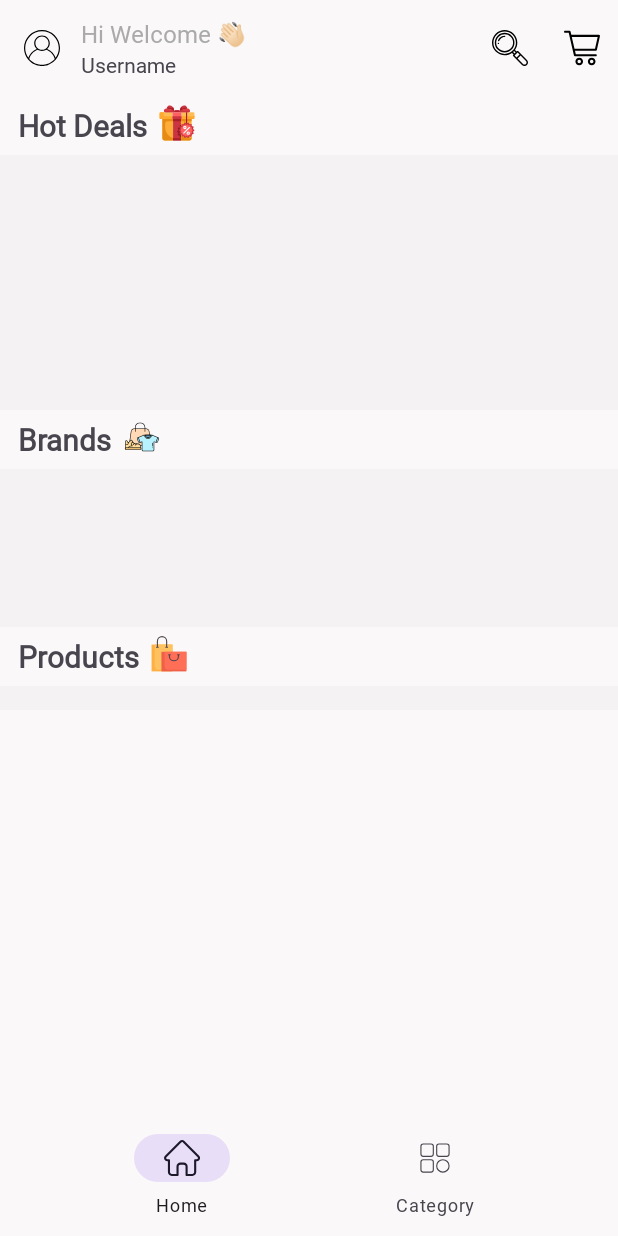
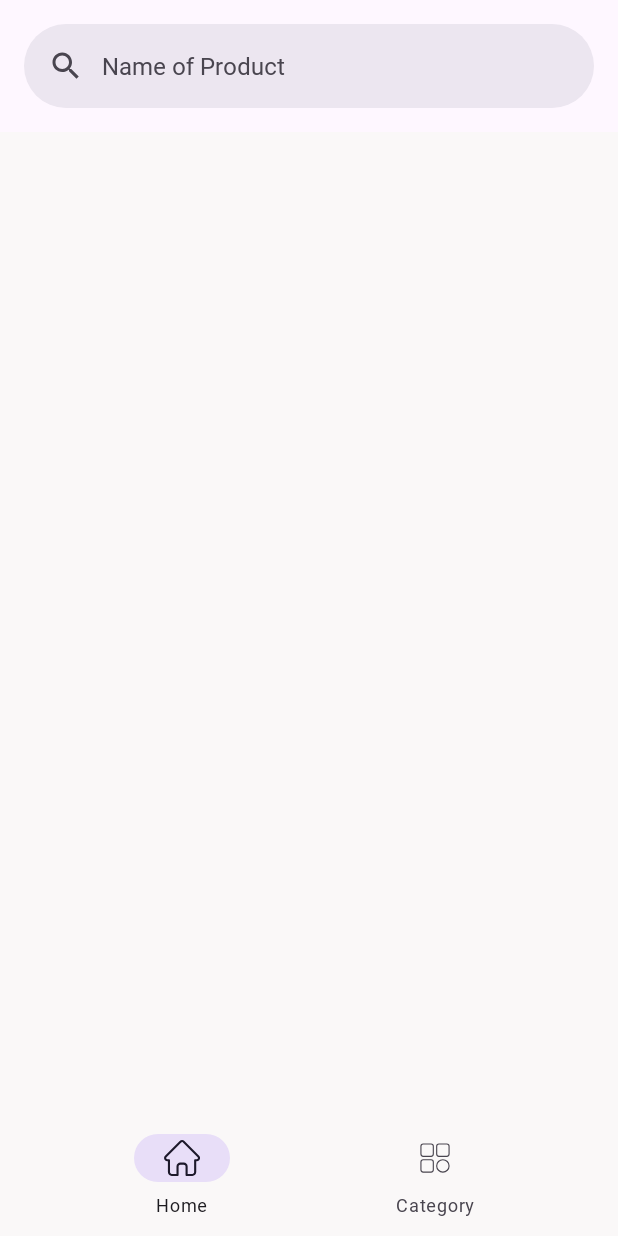
Before and after one commit to Ali-El-Sayed/Ryady, an Android app: the HomeScreen screen opened directly, with no data from a screen before it, after a tap on "Search", on a phone screen of 412 x 824 dp. Run offline under Robolectric (Android 15) with nearby library versions, the phone set to English and light mode, and no system bars; our stand-ins replace navigation-ui; pictures from the network do not load; 4 statements that could not run were skipped.

Commit message:
Search Feature

```diff
--- a/app/build.gradle.kts
+++ b/app/build.gradle.kts
@@ -98,7 +98,7 @@ dependencies {
     // Image Slider
     implementation("com.github.denzcoskun:ImageSlideshow:0.1.2")
 
-
+    implementation ("com.google.android.material:material:1.12.0")
     // === TESTING ===
     // hamcrest
     testImplementation("org.hamcrest:hamcrest-all:1.3")
--- a/app/src/main/AndroidManifest.xml
+++ b/app/src/main/AndroidManifest.xml
@@ -22,6 +22,7 @@
 
                 <category android:name="android.intent.category.LAUNCHER" />
             </intent-filter>
+
         </activity>
         <activity
             android:name=".view.screens.home.MainActivity"
--- a/app/src/main/java/com/example/ryady/view/screens/home/view/HomeScreen.kt
+++ b/app/src/main/java/com/example/ryady/view/screens/home/view/HomeScreen.kt
@@ -49,6 +49,10 @@ class HomeScreen : Fragment() {
             }
         }
 
+        binding.topAppBar.menu.getItem(0).setOnMenuItemClickListener {
+            findNavController().navigate(HomeScreenDirections.actionHomeScreenToSearchFragment())
+            true
+        }
         binding.topAppBar.menu.getItem(1).setOnMenuItemClickListener {
             findNavController().navigate(HomeScreenDirections.actionHomeScreenToCartFragment())
             true
--- a/app/src/main/java/com/example/ryady/view/screens/product/view/ProductInfoFragment.kt
+++ b/app/src/main/java/com/example/ryady/view/screens/product/view/ProductInfoFragment.kt
@@ -111,6 +111,7 @@ class ProductInfoFragment : Fragment() {
 
     private fun updateUi(productInfo : ProductByIdQuery.Product){
         val productImagesUrl : MutableList<SlideModel> = mutableListOf()
+
         productInfo.images.edges.forEach{
             productImagesUrl.add(SlideModel(imageUrl = it.node.url.toString()))
         }
@@ -121,7 +122,9 @@ class ProductInfoFragment : Fragment() {
         binding.description.text = productInfo.description
         binding.price.text = productInfo.priceRange.maxVariantPrice.amount.toString()
         binding.priceUnit.text = productInfo.priceRange.maxVariantPrice.currencyCode.toString()
+
         binding.imageSlider.setImageList(productImagesUrl)
+
         binding.imageSlider.setSlideAnimation(AnimationTypes.FOREGROUND_TO_BACKGROUND)
         val layoutManager= LinearLayoutManager(requireContext())
         layoutManager.orientation = RecyclerView.HORIZONTAL
--- /dev/null
+++ b/app/src/main/java/com/example/ryady/view/screens/search/view/SearchFragment.kt
@@ -0,0 +1,94 @@
+package com.example.ryady.view.screens.search.view
+
+import android.os.Bundle
+import android.util.Log
+import androidx.fragment.app.Fragment
+import android.view.LayoutInflater
+import android.view.View
+import android.view.ViewGroup
+import androidx.core.widget.doOnTextChanged
+import androidx.lifecycle.lifecycleScope
+import androidx.navigation.fragment.findNavController
+import com.example.SearchProductsQuery
+import com.example.ryady.R
+import com.example.ryady.databinding.FragmentSearchBinding
+import com.example.ryady.datasource.remote.RemoteDataSource
+import com.example.ryady.network.GraphqlClient
+import com.example.ryady.network.model.Response
+import kotlinx.coroutines.Dispatchers
+import kotlinx.coroutines.flow.MutableStateFlow
+import kotlinx.coroutines.flow.collectLatest
+import kotlinx.coroutines.flow.debounce
+import kotlinx.coroutines.launch
+import kotlinx.coroutines.withContext
+
+
+private const val TAG = "SearchFragment"
+
+class SearchFragment : Fragment(), onSearchItemClick {
+
+    private lateinit var binding: FragmentSearchBinding
+    private lateinit var searchProductItemAdapter: SearchProductItemAdapter
+
+    override fun onCreateView(
+        inflater: LayoutInflater, container: ViewGroup?, savedInstanceState: Bundle?
+    ): View {
+        binding = FragmentSearchBinding.inflate(inflater, container, false)
+        return binding.root
+    }
+
+
+    override fun onViewCreated(view: View, savedInstanceState: Bundle?) {
+        super.onViewCreated(view, savedInstanceState)
+
+        val x: MutableStateFlow<String?> = MutableStateFlow(null)
+        searchProductItemAdapter = SearchProductItemAdapter(listOf(),this)
+        binding.rvSearchResults.adapter = searchProductItemAdapter
+
+        binding.searchView.editText.doOnTextChanged { text, start, before, count ->
+            text?.let {
+                x.value = text.toString()
+            }
+        }
+
+
+        lifecycleScope.launch(Dispatchers.IO) {
+            x.debounce(500).collectLatest {
+
+                it?.let {
+                    RemoteDataSource.getInstance(GraphqlClient.apiService)
+                        .searchForProducts<List<SearchProductsQuery.Edge>>(it)
+                        .collectLatest { response ->
+                            when (response) {
+                                is Response.Error -> {
+
+                                }
+
+                                is Response.Loading -> {
+
+                                }
+
+                                is Response.Success -> {
+                                    withContext(Dispatchers.Main) {
+                                        searchProductItemAdapter.setList(response.data)
+                                    }
+                                }
+                            }
+
+                        }
+                }
+
+            }
+        }
+    }
+
+    override fun onItemClick(itemId: String) {
+        findNavController().navigate(
+            SearchFragmentDirections.actionSearchFragmentToProductInfoFragment(
+                itemId
+            )
+        )
+    }
+
+
+}
--- /dev/null
+++ b/app/src/main/java/com/example/ryady/view/screens/search/view/onSearchItemClick.kt
@@ -0,0 +1,5 @@
+package com.example.ryady.view.screens.search.view
+
+interface onSearchItemClick {
+    fun onItemClick(itemId:String)
+}
--- /dev/null
+++ b/app/src/main/res/layout/fragment_search.xml
@@ -0,0 +1,45 @@
+<?xml version="1.0" encoding="utf-8"?>
+<androidx.coordinatorlayout.widget.CoordinatorLayout xmlns:android="http://schemas.android.com/apk/res/android"
+    xmlns:app="http://schemas.android.com/apk/res-auto"
+    xmlns:tools="http://schemas.android.com/tools"
+    android:layout_width="match_parent"
+    android:layout_height="match_parent"
+    tools:context=".view.screens.search.view.SearchFragment">
+    <com.google.android.material.appbar.AppBarLayout
+        android:layout_width="match_parent"
+        android:layout_height="wrap_content">
+
+    <FrameLayout
+        android:layout_width="match_parent"
+        android:layout_height="match_parent"
+        android:fitsSystemWindows="true">
+
+        <com.google.android.material.search.SearchBar
+            android:id="@+id/searchBar"
+            android:layout_width="match_parent"
+            android:layout_height="wrap_content"
+
+            android:hint="Name of Product" />
+    </FrameLayout>
+    </com.google.android.material.appbar.AppBarLayout>
+
+    <com.google.android.material.search.SearchView
+        android:id="@+id/searchView"
+        android:layout_width="match_parent"
+        android:layout_height="match_parent"
+        android:hint="Name of Product"
+        app:layout_anchor="@id/searchBar">
+
+         <androidx.recyclerview.widget.RecyclerView
+            android:id="@+id/rvSearchResults"
+            android:layout_width="match_parent"
+            android:layout_height="match_parent"
+            android:layout_marginTop="50dp"
+             tools:listitem="@layout/search_list_item"
+             app:spanCount="2"
+             app:layoutManager="androidx.recyclerview.widget.GridLayoutManager"
+             android:orientation="vertical"/>
+    </com.google.android.material.search.SearchView>
+
+
+</androidx.coordinatorlayout.widget.CoordinatorLayout>
--- a/app/src/main/res/navigation/nav_graph.xml
+++ b/app/src/main/res/navigation/nav_graph.xml
@@ -25,6 +25,9 @@
         <action
             android:id="@+id/action_homeScreen_to_cartFragment"
             app:destination="@id/cartFragment" />
+        <action
+            android:id="@+id/action_homeScreen_to_searchFragment"
+            app:destination="@id/searchFragment" />
 
     </fragment>
     <fragment
@@ -100,4 +103,13 @@
             android:id="@+id/action_favouriteFragment_to_productInfoFragment"
             app:destination="@id/productInfoFragment" />
     </fragment>
+    <fragment
+        android:id="@+id/searchFragment"
+        android:name="com.example.ryady.view.screens.search.view.SearchFragment"
+        android:label="fragment_search"
+        tools:layout="@layout/fragment_search" >
+        <action
+            android:id="@+id/action_searchFragment_to_productInfoFragment"
+            app:destination="@id/productInfoFragment" />
+    </fragment>
 </navigation>
```
Also changed, not shown: app/src/main/java/com/example/ryady/datasource/remote/RemoteDataSource.kt (+19 -2 lines), app/src/main/java/com/example/ryady/view/screens/Favourite/View/FavouriteFragment.kt (+0 -7 lines), app/src/main/java/com/example/ryady/view/screens/product/viewModel/ProductViewModel.kt (+2 -6 lines), app/src/main/java/com/example/ryady/view/screens/search/view/SearchProductItemAdapter.kt (added, +81 -0 lines), app/src/main/res/layout/search_list_item.xml (added, +74 -0 lines), 1 other file.
